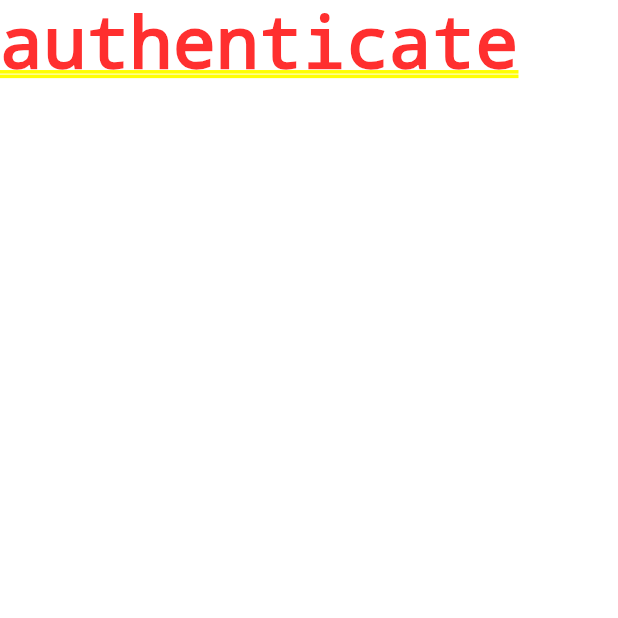
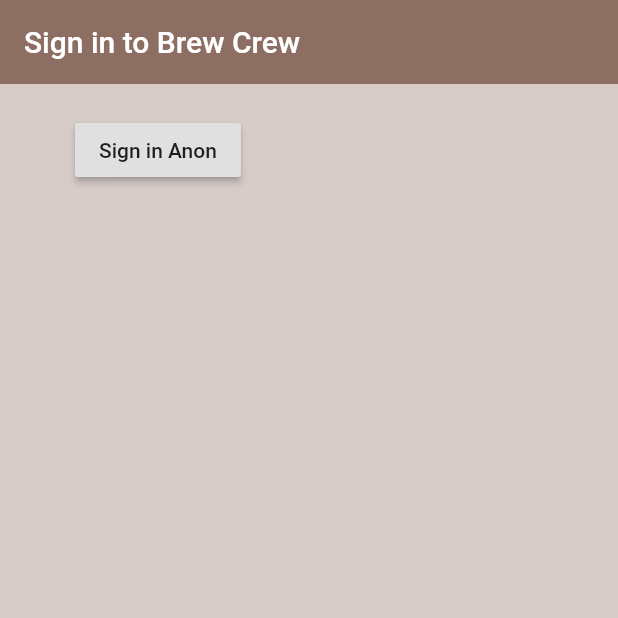
Before and after one commit to Anstroy/brew_crew, a Flutter app: the screen it shows after launch, on a phone screen of 412 x 824 dp, the top half of it. Run offline on Flutter 3.47's test engine with Material 2 defaults, Android fonts, the phone set to English and light mode, and no system bars; our stand-ins replace firebase_auth; accounts and stored records are empty.

Commit message:
finishing part 5

```diff
--- a/lib/screens/authenticate/authenticate.dart
+++ b/lib/screens/authenticate/authenticate.dart
@@ -1,3 +1,4 @@
+import 'package:brew_crew/screens/authenticate/sign_in.dart';
 import 'package:flutter/material.dart';
 
 class Authenticate extends StatefulWidget {
@@ -9,7 +10,7 @@ class _AuthenticateState extends State<Authenticate> {
   @override
   Widget build(BuildContext context) {
     return Container(
-      child: Text('authenticate'),
+      child: SignIn(),
     );
   }
 }
--- /dev/null
+++ b/lib/screens/authenticate/sign_in.dart
@@ -0,0 +1,36 @@
+import 'package:flutter/material.dart';
+
+import '../../services/auth.dart';
+
+class SignIn extends StatefulWidget {
+  @override
+  _SignInState createState() => _SignInState();
+}
+
+class _SignInState extends State<SignIn> {
+
+
+  final AuthService _auth = AuthService();
+
+  @override
+  Widget build(BuildContext context) {
+    return Scaffold(
+      backgroundColor: Colors.brown[100],
+      appBar: AppBar(
+        backgroundColor: Colors.brown[400],
+        elevation: 0.0,
+        title: Text('Sign in to Brew Crew')
+      ),
+      body: Container(
+        padding: EdgeInsets.symmetric(vertical: 20.0, horizontal: 50.0),
+        child: RaisedButton(
+          child: Text('Sign in Anon'),
+          onPressed: () async {
+            dynamic result = await _auth.signInAnom();
+
+            (result != null) ? print(result.uid) : print("Error signin in...");
+        },),
+      ),
+    );
+  }
+}
--- a/lib/services/auth.dart
+++ b/lib/services/auth.dart
@@ -11,6 +11,7 @@ class AuthService {
       FirebaseUser user = result.user;
       return user;
     }catch(e){
+      print("Error!");
       print(e.toString());
       return null;
     }
```
